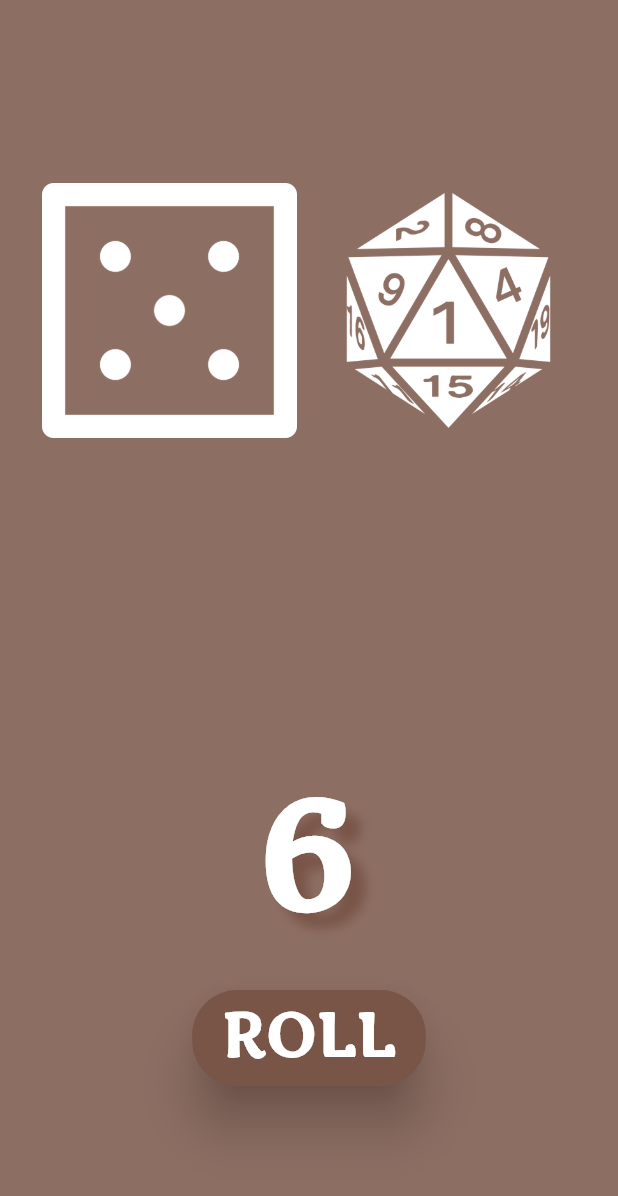
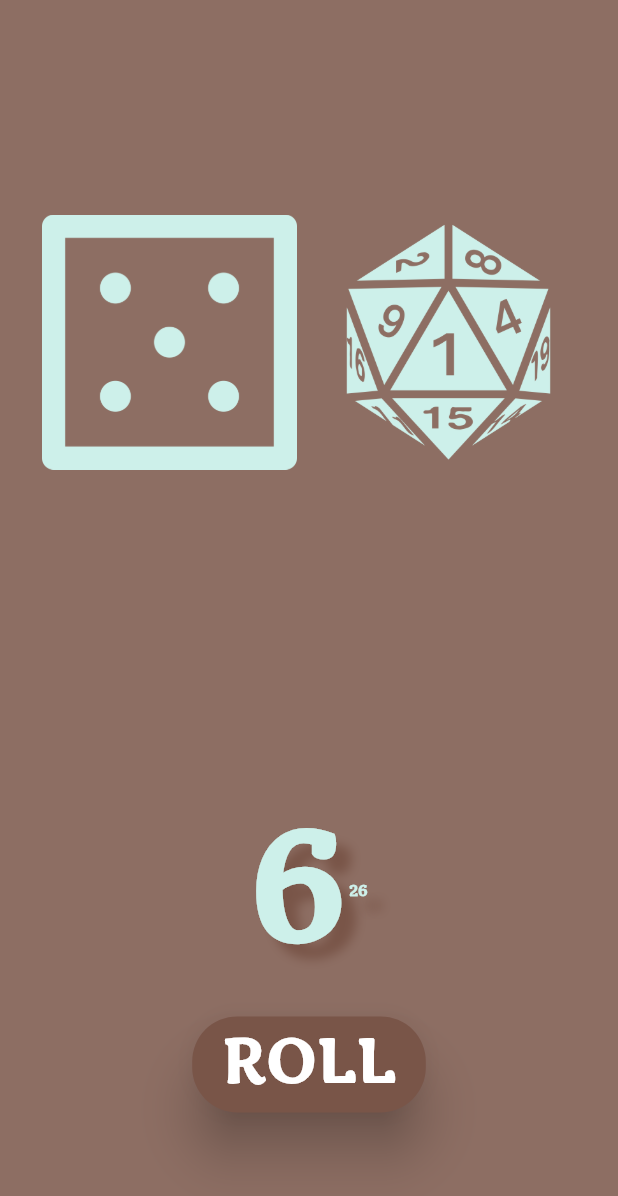
Before and after one commit to arrenaid/dice, a Flutter app: the screen it shows after launch, after a tap on "ROLL", on a phone screen of 412 x 824 dp. Shown: the top 1196 px of the screen. Run offline on Flutter 3.47's test engine with Material 2 defaults, Android fonts, the phone set to English and light mode, and no system bars.

Commit message:
refactor screen

```diff
--- a/lib/constants.dart
+++ b/lib/constants.dart
@@ -3,7 +3,11 @@ const Color defPriClr = Color(0xFF8D6E63);//Colors.brown[400];
 const Color defSecClr = Color(0xFFCDF0EA); // EEE3CB // CDF0EA
 const TextStyle defTs =  TextStyle(
   color: defSecClr,
-    fontSize: 28,
+    fontSize: 24,
     fontFamily: "MarkoOne",
-    fontWeight: FontWeight.bold
+    fontWeight: FontWeight.bold,
+    shadows: [Shadow(
+      offset: Offset(10.0, 10.0),
+      blurRadius: 8.0,
+      color: Colors.brown ),],
 );
--- a/lib/dice_screen.dart
+++ b/lib/dice_screen.dart
@@ -1,6 +1,4 @@
-
 import 'dart:math';
-
 import 'package:flutter/material.dart';
 import 'constants.dart';
 import 'dice_model.dart';
@@ -13,27 +11,28 @@ class DiceScreen extends StatefulWidget {
 }
 
 class _DiceScreenState extends State<DiceScreen> {
-  // Map<String,int> mapDice = {
-  //   //   "dice/dice1.png" : 1,
-  //   //   "dice/dice2.png" : 2,
-  //   //   "dice/dice3.png" : 3,
-  //   //   "dice/dice4.png" : 4,
-  //   //   "dice/dice5.png" : 5,
-  //   //   "dice/dice6.png" : 6,
-  //   // };
+
   late List<String> current=[];
-  //int diceLength = 2;
   List<Dice> _listDice = [D6(),D20()];
   int _rollResult = 0;
+  int _rollMax = 26;
+
+
+  int _countRollMax(){
+    int result = 0;
+    for (var element in _listDice) {
+      result += element.sides.values.last;
+    }
+    setState(() {
+      _rollMax = result;
+    });
+    return result;
+  }
 
   void roll(){
-    //Random random = Random();
     _rollResult = 0;
     setState(() {
       current = [];
-      // for(var index = 0; index < diceLength; index++) {
-      //   current.add(mapDice.keys.elementAt(random.nextInt(mapDice.length)));
-      // }
       for (var element in _listDice) {
         String res = element.roll();
         _rollResult += element.sides[res]!;
@@ -64,6 +63,7 @@ class _DiceScreenState extends State<DiceScreen> {
     setState(() {
       _listDice.add(dice);
       _countType(dice);
+      _countRollMax();
     });
   }
   void _removeDice(Dice type){
@@ -72,6 +72,7 @@ class _DiceScreenState extends State<DiceScreen> {
         for (int i = 0; i < _listDice.length; i++) {
           if (_listDice[i].runtimeType == type.runtimeType) {
             _listDice.removeAt(i);
+            _countRollMax();
             return;
           }
         }
@@ -92,7 +93,6 @@ class _DiceScreenState extends State<DiceScreen> {
     final List<Dice> listAllDice = [D4(),D6(),D8(),D10(),D12(),D20()];
     showModalBottomSheet(
         context: context,
-        //isScrollControlled: true,
         shape: RoundedRectangleBorder(
           borderRadius: BorderRadius.vertical(top: Radius.circular(50))),
         clipBehavior: Clip.antiAliasWithSaveLayer,
@@ -116,9 +116,7 @@ class _DiceScreenState extends State<DiceScreen> {
                           Row(
                             mainAxisAlignment: MainAxisAlignment.center,
                             children: [
-                              Container(
-                                height: 50,
-                                child: ElevatedButton(
+                              ElevatedButton(
                                 onPressed: () {
                                   setState(() {
                                     _addDice(listAllDice[index]);
@@ -134,10 +132,7 @@ class _DiceScreenState extends State<DiceScreen> {
                                           bottomLeft: Radius.circular(30) )),
                                 ),
                               ),
-                              ),
-                              Container(
-                                height: 50,
-                                child: ElevatedButton(
+                              ElevatedButton(
                                   style: ElevatedButton.styleFrom(
                                     backgroundColor: defSecClr,
                                     elevation: 3,
@@ -153,7 +148,6 @@ class _DiceScreenState extends State<DiceScreen> {
                                   },
                                   child: Icon(Icons.close,color: defPriClr)
                               ),
-                              ),
                             ],
                           )
                         ]
@@ -161,112 +155,16 @@ class _DiceScreenState extends State<DiceScreen> {
                   );
                 },
             )
-            //
-            // GridView.builder(
-            //   itemCount: listAllDice.length,
-            //   physics: BouncingScrollPhysics(),
-            //   gridDelegate: SliverGridDelegateWithFixedCrossAxisCount(
-            //     crossAxisCount: 2,
-            //     crossAxisSpacing: 5.0,
-            //     mainAxisSpacing: 5.0,
-            //   ),
-            //   itemBuilder: (context,index) {
-            //     return Row(
-            //         //mainAxisAlignment: MainAxisAlignment.spaceBetween,
-            //         children: [
-            //           Container(
-            //             height: 150,
-            //               child: Image.asset(listAllDice[index].sides.keys.first, color: Colors.white)),
-            //           Text("${_countType(listAllDice[index])}",
-            //             style: TextStyle(
-            //                 fontSize: 18,
-            //                 fontFamily: "MarkoOne",
-            //                 fontWeight: FontWeight.bold
-            //             )
-            //           ),
-            //           Row(
-            //             mainAxisAlignment: MainAxisAlignment.center,
-            //             children: [
-            //               ElevatedButton(
-            //                 onPressed: () => _addDice(listAllDice[index]),
-            //                 child: Container(child: Icon(Icons.add,color: Colors.brown[700],),
-            //                   //padding: EdgeInsets.all(20),
-            //                   height: 40, width: 40,
-            //                 ),
-            //                 style: ElevatedButton.styleFrom(
-            //                   backgroundColor: Colors.white,
-            //                     elevation: 3,
-            //                     shape: RoundedRectangleBorder(
-            //                         borderRadius: BorderRadius.circular(30)),
-            //                 ),
-            //               ),
-            //               ElevatedButton(
-            //                   style: ElevatedButton.styleFrom(
-            //                     backgroundColor: Colors.white,
-            //                     elevation: 3,
-            //                     shape: RoundedRectangleBorder(
-            //                         borderRadius: BorderRadius.circular(30)),
-            //                   ),
-            //                   onPressed: () => _removeDice(listAllDice[index]),
-            //                   child: Icon(Icons.close,color: Colors.brown[700])
-            //               ),
-            //             ],
-            //           )
-            //         ]
-            //     );
-            //   },
-
-
-
-
-              // mainAxisAlignment: MainAxisAlignment.start,
-              // crossAxisAlignment: CrossAxisAlignment.center,
-
-              // children: [
-              //   Row(
-              //     mainAxisAlignment: MainAxisAlignment.spaceBetween,
-              //     children: [
-              //       Text("dice: ${_listDice.length}"),
-              //       ElevatedButton(onPressed: (){}, child: Text("clear")),
-              //     ]
-              //   ),
-              //   Divider(),
-
-            //),
           );
         }
     );
   }
-  // int getAmount(){
-  //   int result = 0;
-  //   current.forEach((element) {
-  //     result += mapDice[element]!;
-  //   });
-  //   return result;
-  // }
-  // void shift(){
-  //   if(current.isNotEmpty){
-  //     setState(() {
-  //       try{
-  //         if (mapDice[current[0]]! < mapDice[current[1]]!) {
-  //           diceLength--;
-  //         } else {
-  //           diceLength++;
-  //         }
-  //       }catch(e){
-  //         diceLength = 2;
-  //       }
-  //       if(diceLength < 1 ) diceLength = 2;
-  //     });
-  //   }
-  // }
   @override
   Widget build(BuildContext context) {
     return Scaffold(
       backgroundColor: defPriClr,
       body: SafeArea(
         child: Container(
-          //height: 600,
           child: Column(
             mainAxisAlignment: MainAxisAlignment.end,
             crossAxisAlignment: CrossAxisAlignment.center,
@@ -285,28 +183,30 @@ class _DiceScreenState extends State<DiceScreen> {
                     itemBuilder: (context, index){
                        return Container(
                         padding: const EdgeInsets.all(8.0),
-                        child: Image.asset(current[index],color: Colors.white,),
+                        child: Image.asset(current[index],color: defSecClr),
                       );
                     }),
               ),
               Center(
-                child: Container(
+                child: Row(
+                  mainAxisAlignment: MainAxisAlignment.center,
+                  children: [
+                    Container(
                       child: current.isEmpty ? null
                           : Text("${_rollResult}",
-                  style: const TextStyle(
-                    shadows: [Shadow(
-                      offset: Offset(10.0, 10.0),
-                      blurRadius: 8.0,
-                      color: Colors.brown,
-                    ),],
-                    color: Colors.white,
-                    fontSize: 100,
-                    fontFamily: "MarkoOne",
-                    fontWeight: FontWeight.bold,
-                  ),),
+                      style: defTs.copyWith(fontSize: 100),
                       ),
                     ),
-              SizedBox( height: 20,),
+                    Container(
+                      child: current.isEmpty ? null
+                          : Text("${_rollMax}",
+                        style: defTs.copyWith(fontSize: 10),
+                      ),
+                    ),
+                  ],
+                ),
+              ),
+              SizedBox( height: MediaQuery.of(context).size.height/50,),
               MaterialButton(
                 padding: EdgeInsets.symmetric(vertical: 5.0, horizontal: 20),
                 shape: RoundedRectangleBorder(
@@ -324,7 +224,7 @@ class _DiceScreenState extends State<DiceScreen> {
                   onPressed: roll,
                 onLongPress: _modalBottomSheetMenu,
               ),
-              SizedBox( height: 100,),
+              SizedBox( height: MediaQuery.of(context).size.height/10),
             ],
           ),
         )
```
Lines whose indentation alone changed are shown as unchanged.
